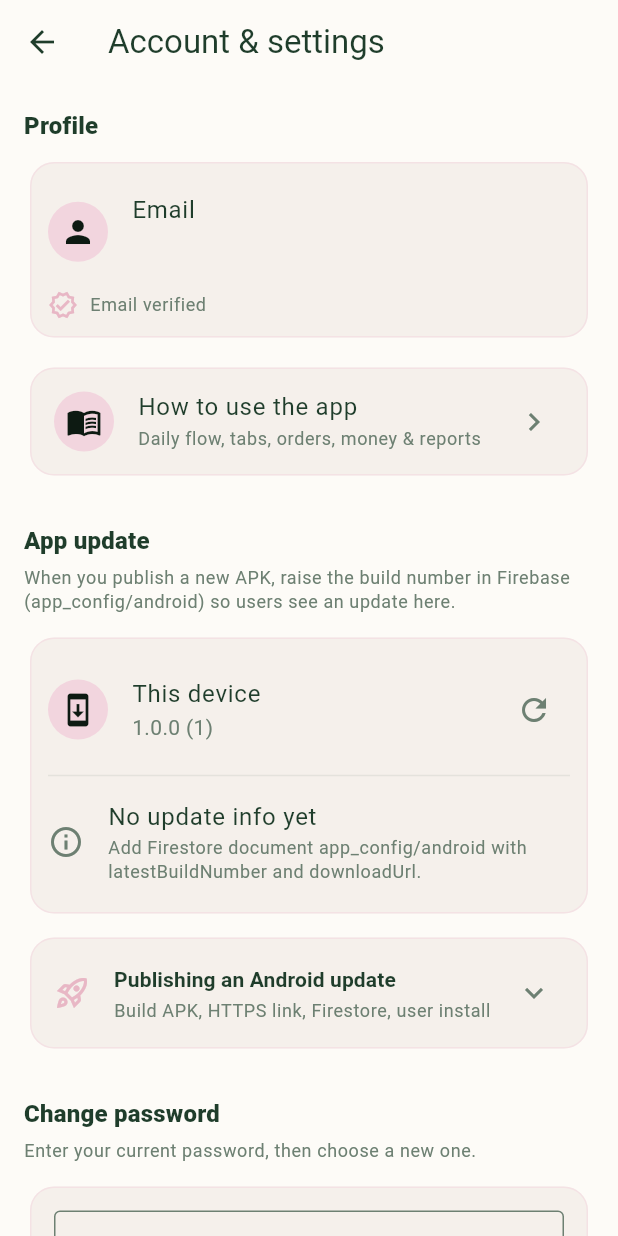
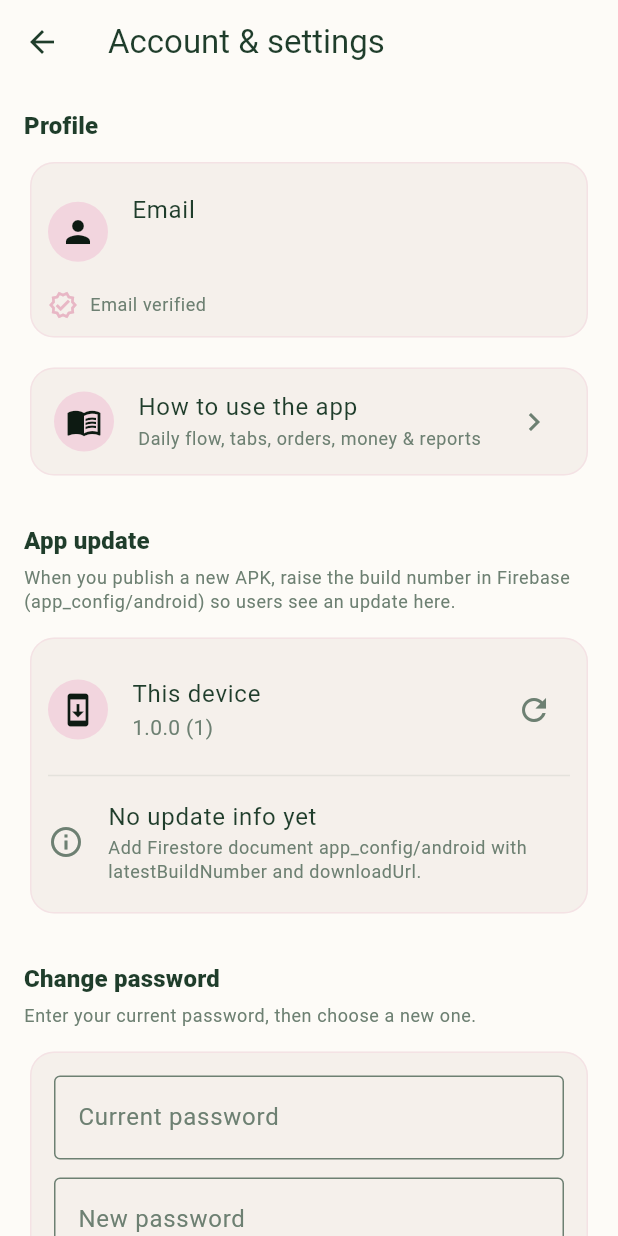
Before and after one commit to sora-de/Sora_de, a Flutter app: the SettingsScreen screen opened directly, on a phone screen of 412 x 824 dp. Run offline on Flutter 3.47's test engine with Material 3 defaults, Android fonts, the phone set to English and light mode, and no system bars; our stand-ins replace cloud_firestore, firebase_auth, firebase_core, firebase_storage, flutter_svg, image_picker and 3 more; accounts and stored records are empty.

Commit message:
updated profile page

```diff
--- a/lib/screens/settings_screen.dart
+++ b/lib/screens/settings_screen.dart
@@ -385,52 +385,6 @@ class _SettingsScreenState extends State<SettingsScreen> {
                         ),
             ),
           ),
-          const SizedBox(height: 8),
-          Card(
-            child: ExpansionTile(
-              leading: Icon(Icons.rocket_launch_outlined, color: cs.primary),
-              title: Text(
-                'Publishing an Android update',
-                style: Theme.of(context).textTheme.titleSmall?.copyWith(
-                      fontWeight: FontWeight.w700,
-                    ),
-              ),
-              subtitle: Text(
-                'Build APK, HTTPS link, Firestore, user install',
-                style: Theme.of(context).textTheme.bodySmall?.copyWith(
-                      color: cs.onSurfaceVariant,
-                    ),
-              ),
-              children: [
-                Padding(
-                  padding: const EdgeInsets.fromLTRB(16, 0, 16, 16),
-                  child: SelectableText(
-                    '1. Build\n'
-                    'Run: flutter build apk --release\n'
-                    'APK: build/app/outputs/flutter-apk/app-release.apk\n\n'
-                    '2. Host the file (free options)\n'
-                    '• GitHub: create a Release on your repo and attach the .apk; copy the direct download link.\n'
-                    '• Firebase Storage: upload the file and use a public download URL.\n'
-                    '• Any HTTPS URL that starts the .apk download when opened in a browser.\n\n'
-                    '3. Point the app at it\n'
-                    'In Firestore, collection app_config, document android:\n'
-                    '• latestBuildNumber (number) — must be greater than the installed build (pubspec version after +, e.g. 1.0.1+3 → use 3 or higher).\n'
-                    '• downloadUrl (string) — the HTTPS link from step 2.\n'
-                    'Optional: versionLabel, releaseNotes.\n'
-                    'Deploy firestore.rules so signed-in users can read app_config.\n\n'
-                    '4. First-time install / updates from the browser\n'
-                    'Android may block installs until the user allows “Install unknown apps” (or “Install apps from this source”) for the browser or Files app they use. After downloading, open the APK from notifications or Downloads and tap Install.\n\n'
-                    '5. Automate with GitHub Actions (optional)\n'
-                    'This repo includes .github/workflows/android_release.yml. Bump version in pubspec.yaml (e.g. 1.0.2+8), commit, then either run the workflow manually (Actions tab) or push a git tag that matches: for 1.0.2+8 use tag v1.0.2-8. The workflow builds the APK, creates a GitHub Release with sorade-android.apk, and can update Firestore if you add the secret FIREBASE_SERVICE_ACCOUNT_JSON (Firebase service account with Firestore access). Enable Actions workflow “Read and write” permissions in the repo settings.',
-                    style: Theme.of(context).textTheme.bodySmall?.copyWith(
-                          height: 1.45,
-                          color: cs.onSurface,
-                        ),
-                  ),
-                ),
-              ],
-            ),
-          ),
           const SizedBox(height: 28),
           Text(
             'Change password',
```
